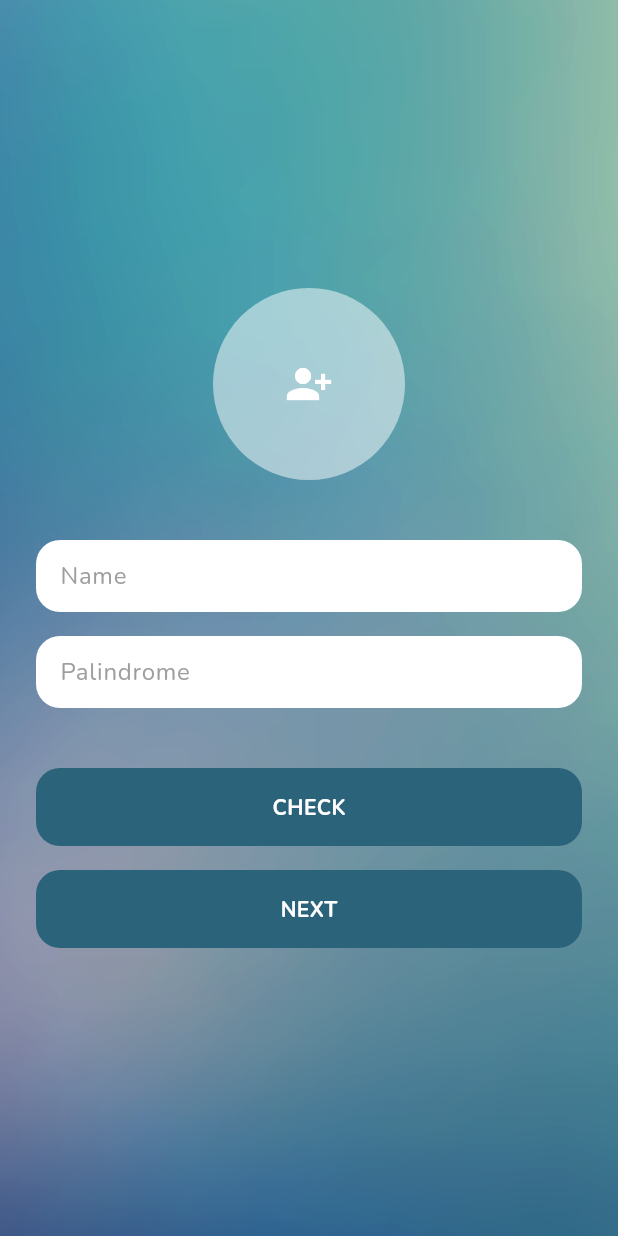
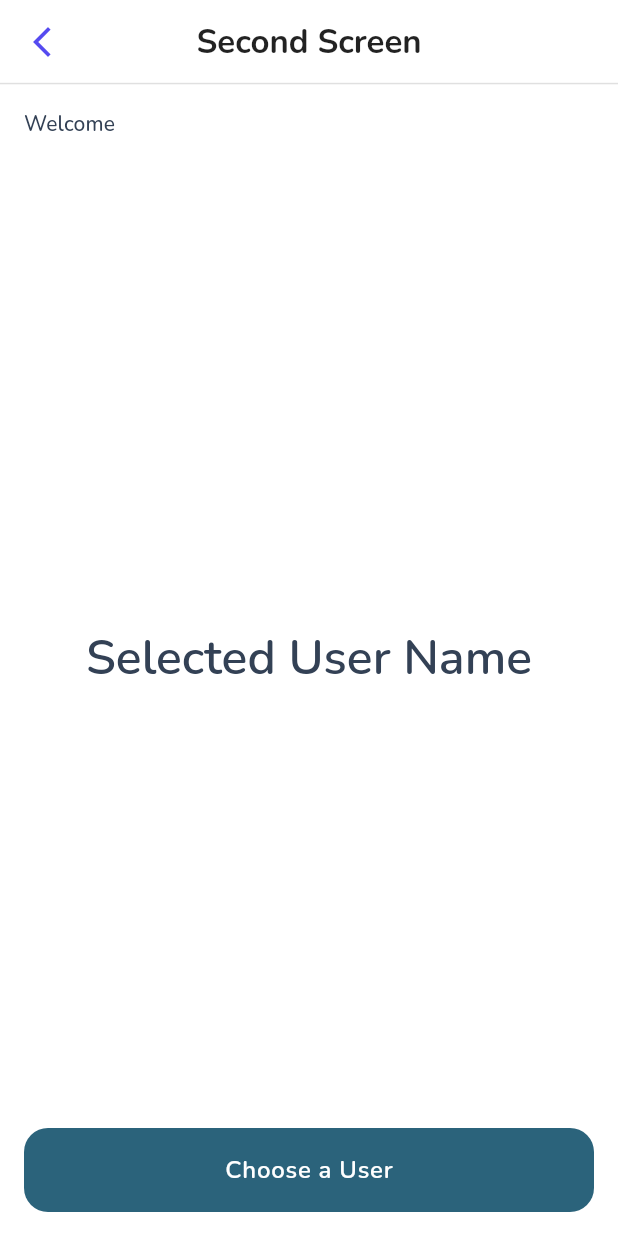
Before and after one commit to LeToyek/suitmedia_test, a Flutter app: the screen it shows after launch, after a tap on "NEXT", on a phone screen of 412 x 824 dp. Run offline on Flutter 3.47's test engine with Material 3 defaults, Android fonts, the phone set to English and light mode, and no system bars; our stand-ins replace flutter_riverpod, google_fonts.

Commit message:
feat: init second screen

```diff
--- a/lib/domain/routes/routes.dart
+++ b/lib/domain/routes/routes.dart
@@ -1,10 +1,12 @@
 import 'package:flutter/material.dart';
 import 'package:flutter_riverpod/flutter_riverpod.dart';
 import 'package:suitmedia_test/ui/pages/first_screen.dart';
+import 'package:suitmedia_test/ui/pages/second_screen.dart';
 
 final routeProvider =
     Provider<Map<String, Widget Function(BuildContext)>>((ref) {
   return {
     "/first-screen": (context) => const FirstScreen(),
+    "/second-screen": (context) => const SecondScreen(),
   };
 });
--- a/lib/ui/pages/first_screen.dart
+++ b/lib/ui/pages/first_screen.dart
@@ -1,5 +1,6 @@
 import 'package:flutter/material.dart';
 import 'package:flutter_riverpod/flutter_riverpod.dart';
+import 'package:suitmedia_test/ui/provider/name/name_state_provider.dart';
 
 class FirstScreen extends ConsumerStatefulWidget {
   static const routePath = "/first-screen";
@@ -45,6 +46,11 @@ class _FirstScreenState extends ConsumerState<FirstScreen> {
                 ],
               ));
     }
+  }
+
+  void goToNextPage() {
+    ref.read(nameProvider.notifier).state = _nameController!.text;
+    Navigator.pushNamed(context, "/second-screen");
   }
 
   final GlobalKey<FormState> _formKey = GlobalKey<FormState>();
@@ -106,7 +112,7 @@ class _FirstScreenState extends ConsumerState<FirstScreen> {
             const SizedBox(
               height: 16,
             ),
-            _buildButton(context, label: "Next", onPressed: () {}),
+            _buildButton(context, label: "Next", onPressed: goToNextPage),
           ],
         ),
       ),
--- /dev/null
+++ b/lib/ui/pages/second_screen.dart
@@ -0,0 +1,62 @@
+import 'package:flutter/material.dart';
+import 'package:flutter_riverpod/flutter_riverpod.dart';
+import 'package:suitmedia_test/ui/provider/name/name_state_provider.dart';
+import 'package:suitmedia_test/ui/widgets/my_app_bar.dart';
+
+class SecondScreen extends ConsumerWidget {
+  static const routePath = "/second-screen";
+  const SecondScreen({super.key});
+
+  @override
+  Widget build(BuildContext context, WidgetRef ref) {
+    final nameRef = ref.watch(nameProvider);
+    final textTheme = Theme.of(context).textTheme;
+    final colorScheme = Theme.of(context).colorScheme;
+    return Scaffold(
+      appBar: myAppBar(context, "Second Screen"),
+      backgroundColor: Colors.white,
+      body: Padding(
+        padding: const EdgeInsets.all(16.0),
+        child: Column(
+          mainAxisAlignment: MainAxisAlignment.start,
+          crossAxisAlignment: CrossAxisAlignment.start,
+          children: [
+            Text(
+              "Welcome",
+              style: textTheme.labelLarge,
+            ),
+            Text(nameRef,
+                textAlign: TextAlign.start,
+                style: textTheme.bodyLarge!.apply(
+                    color: Colors.black87,
+                    fontWeightDelta: 2,
+                    fontSizeDelta: 6)),
+            const Spacer(),
+            Center(
+              child: Text(
+                "Selected User Name",
+                style: textTheme.headlineLarge!.apply(fontWeightDelta: 2),
+              ),
+            ),
+            const Spacer(),
+            InkWell(
+              child: Container(
+                  width: double.infinity,
+                  padding: const EdgeInsets.all(16),
+                  decoration: BoxDecoration(
+                      color: colorScheme.primary,
+                      borderRadius: BorderRadius.circular(16)),
+                  child: Center(
+                    child: Text(
+                      "Choose a User",
+                      style: textTheme.bodyLarge!
+                          .apply(color: Colors.white, fontWeightDelta: 2),
+                    ),
+                  )),
+            )
+          ],
+        ),
+      ),
+    );
+  }
+}
--- /dev/null
+++ b/lib/ui/provider/name/name_state_provider.dart
@@ -0,0 +1,5 @@
+import 'package:flutter_riverpod/flutter_riverpod.dart';
+
+final nameProvider = StateProvider<String>((ref) {
+  return "";
+});
--- /dev/null
+++ b/lib/ui/widgets/my_app_bar.dart
@@ -0,0 +1,31 @@
+import 'package:flutter/material.dart';
+
+AppBar myAppBar(BuildContext context, String title) {
+  return AppBar(
+    backgroundColor: Colors.white,
+    bottom: PreferredSize(
+      preferredSize: const Size.fromHeight(0.2),
+      child: Divider(
+        height: 0.2,
+        color: Colors.grey.shade300,
+      ),
+    ),
+    leading: IconButton(
+      onPressed: () {
+        Navigator.pop(context);
+      },
+      icon: const Icon(
+        Icons.arrow_back_ios_new,
+        color: Color(0xFF554AF0),
+      ),
+    ),
+    // elevation: 0.5,
+
+    title: Text(
+      title,
+      style:
+          const TextStyle(fontWeight: FontWeight.bold, color: Colors.black87),
+    ),
+    centerTitle: true,
+  );
+}
```
